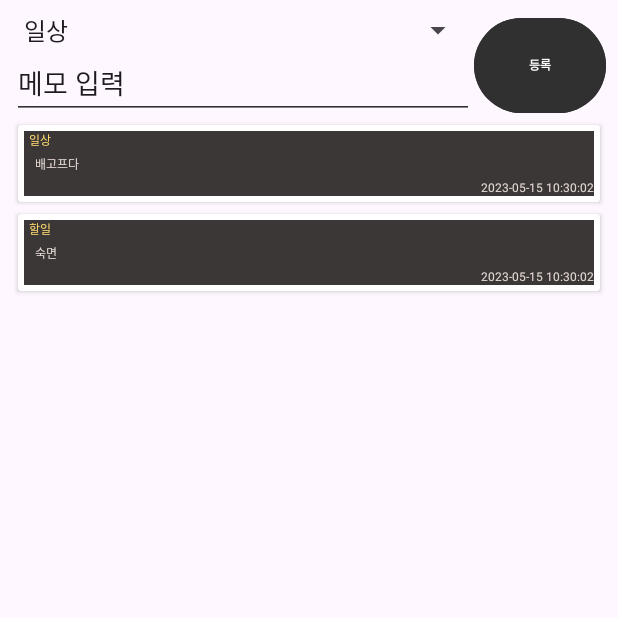
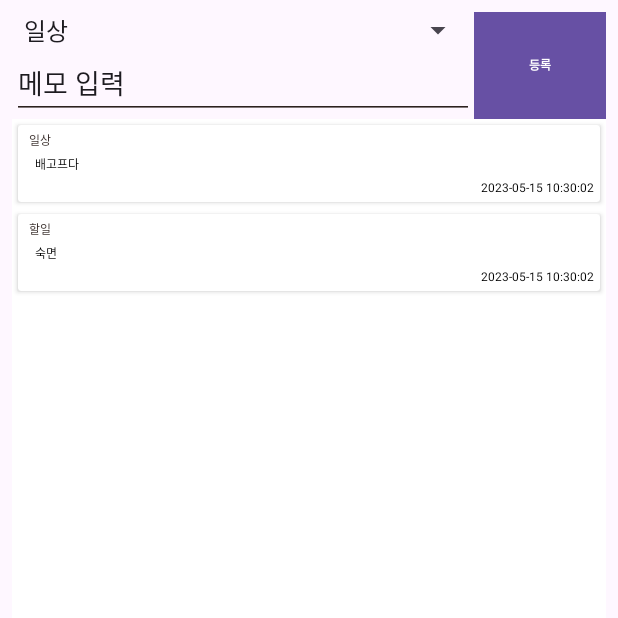
Before and after one commit to ghdeo/insecure-memo-app, an Android app: the screen it shows after launch (MainActivity), on a phone screen of 412 x 824 dp, the top half of it. Run offline under Robolectric (Android 15) with nearby library versions, the phone set to English and light mode, and no system bars.

Commit message:
feat: Modify application theme color

```diff
--- a/app/src/main/res/layout/activity_main.xml
+++ b/app/src/main/res/layout/activity_main.xml
@@ -31,7 +31,7 @@
         android:layout_above="@+id/recyclerview"
         android:layout_alignParentEnd="true"
         android:layout_alignParentTop="true"
-        android:backgroundTint="@color/colorPrimaryDark"
+        android:background="@color/colorPrimaryDark"
         android:text="@string/button_register"
         android:textColor="@android:color/white"
         android:textSize="@dimen/text_size_medium"
@@ -42,6 +42,7 @@
         android:layout_width="match_parent"
         android:layout_height="match_parent"
         android:layout_below="@+id/memo"
-        android:layout_marginTop="0dp" />
+        android:layout_marginTop="0dp"
+        android:background="@color/white"/>
 
 </RelativeLayout>
--- a/app/src/main/res/layout/row_memo_item.xml
+++ b/app/src/main/res/layout/row_memo_item.xml
@@ -9,7 +9,7 @@
         android:layout_width="match_parent"
         android:layout_height="wrap_content"
         android:layout_margin="4dp"
-        android:background="@color/darkBackgroundColor">
+        android:background="@color/white">
 
         <TextView
             android:id="@+id/category"
@@ -31,7 +31,7 @@
             android:layout_marginBottom="4dp"
 
             android:text="메모"
-            android:textColor="@color/darkTextColor"
+            android:textColor="@color/black"
             android:textSize="@dimen/text_size_medium"/>
 
         <TextView
@@ -40,7 +40,7 @@
             android:layout_height="wrap_content"
             android:layout_alignParentEnd="true"
             android:layout_below="@+id/memo"
-            android:textColor="@color/darkTextColor"
+            android:textColor="@color/black"
             android:textSize="@dimen/text_size_small"
             android:text="2023.05.14 8:12:20" />
 
--- a/app/src/main/res/values/colors.xml
+++ b/app/src/main/res/values/colors.xml
@@ -2,10 +2,7 @@
 <resources>
     <color name="black">#FF000000</color>
     <color name="white">#FFFFFFFF</color>
-    <color name="colorPrimary">#303030</color>
-    <color name="colorPrimaryDark">#303030</color>
-    <color name="colorAccent">#ffda6e</color>
-    <color name="darkBackgroundColor">#3a3736</color>
-    <color name="darkAccentColor">#FF4081</color>
-    <color name="darkTextColor">#e4d8d4</color>
+    <color name="colorPrimary">#2C211E</color>
+    <color name="colorPrimaryDark">#1E1E1E</color>
+    <color name="colorAccent">#362B28</color>
 </resources>
```
